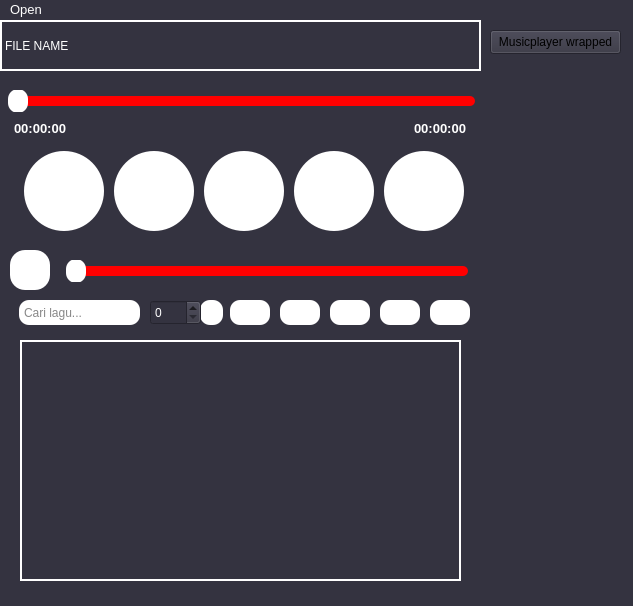
Qt form MusicPlayerGUI/mainwindow.ui (adanfdilah/Project-Alpro) before a commit.
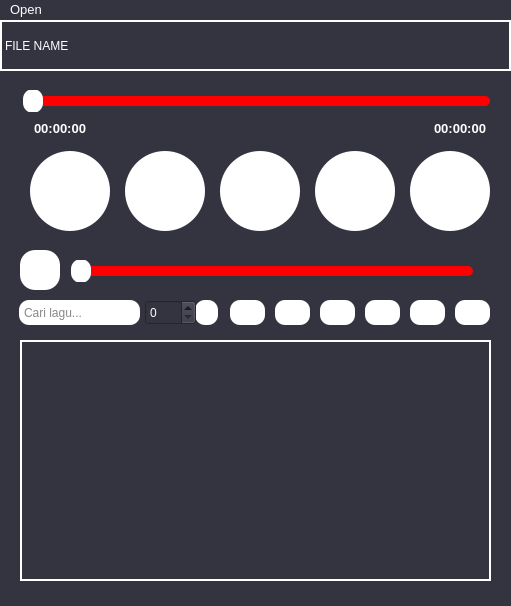
The same form after that commit. Custom widgets are drawn as their Qt base class.

Diff of the .ui file:
```diff
--- a/MusicPlayerGUI/mainwindow.ui
+++ b/MusicPlayerGUI/mainwindow.ui
@@ -6,7 +6,7 @@
    <rect>
     <x>0</x>
     <y>0</y>
-    <width>633</width>
+    <width>511</width>
     <height>606</height>
    </rect>
   </property>
@@ -23,7 +23,7 @@
      <rect>
       <x>0</x>
       <y>0</y>
-      <width>481</width>
+      <width>511</width>
       <height>51</height>
      </rect>
     </property>
@@ -47,9 +47,9 @@
    <widget class="QSlider" name="horizontalSlider_Audio_File_Duration">
     <property name="geometry">
      <rect>
-      <x>0</x>
+      <x>10</x>
       <y>70</y>
-      <width>491</width>
+      <width>500</width>
       <height>22</height>
      </rect>
     </property>
@@ -77,9 +77,9 @@
    <widget class="QSlider" name="horizontalSlider_Audio_Volume">
     <property name="geometry">
      <rect>
-      <x>60</x>
+      <x>70</x>
       <y>240</y>
-      <width>421</width>
+      <width>411</width>
       <height>22</height>
      </rect>
     </property>
@@ -107,7 +107,7 @@
    <widget class="QPushButton" name="pushButton_Volume">
     <property name="geometry">
      <rect>
-      <x>10</x>
+      <x>20</x>
       <y>230</y>
       <width>40</width>
       <height>40</height>
@@ -136,13 +136,16 @@
    <widget class="QWidget" name="layoutWidget">
     <property name="geometry">
      <rect>
-      <x>20</x>
+      <x>30</x>
       <y>130</y>
-      <width>451</width>
+      <width>462</width>
       <height>82</height>
      </rect>
     </property>
     <layout class="QHBoxLayout" name="horizontalLayout">
+     <property name="spacing">
+      <number>15</number>
+     </property>
      <item>
       <widget class="QPushButton" name="previousButton">
        <property name="styleSheet">
@@ -303,7 +306,7 @@
    <widget class="QLabel" name="label_Value_1">
     <property name="geometry">
      <rect>
-      <x>10</x>
+      <x>30</x>
       <y>100</y>
       <width>60</width>
       <height>16</height>
@@ -332,7 +335,7 @@
    <widget class="QLabel" name="label_Value_2">
     <property name="geometry">
      <rect>
-      <x>410</x>
+      <x>430</x>
       <y>100</y>
       <width>60</width>
       <height>16</height>
@@ -361,7 +364,7 @@
    <widget class="QPushButton" name="setTimerButton">
     <property name="geometry">
      <rect>
-      <x>200</x>
+      <x>195</x>
       <y>280</y>
       <width>23</width>
       <height>25</height>
@@ -393,7 +396,7 @@
    <widget class="QSpinBox" name="timerSpinBox">
     <property name="geometry">
      <rect>
-      <x>150</x>
+      <x>145</x>
       <y>280</y>
       <width>51</width>
       <height>25</height>
@@ -575,9 +578,9 @@
    <widget class="QPushButton" name="pushButton_Shuffle">
     <property name="geometry">
      <rect>
-      <x>380</x>
+      <x>410</x>
       <y>280</y>
-      <width>40</width>
+      <width>35</width>
       <height>25</height>
      </rect>
     </property>
@@ -601,9 +604,9 @@
    <widget class="QPushButton" name="pushButton_Repeat">
     <property name="geometry">
      <rect>
-      <x>430</x>
+      <x>455</x>
       <y>280</y>
-      <width>40</width>
+      <width>35</width>
       <height>25</height>
      </rect>
     </property>
@@ -653,9 +656,9 @@
    <widget class="QPushButton" name="pushButton_DaftarLagu">
     <property name="geometry">
      <rect>
-      <x>330</x>
+      <x>365</x>
       <y>280</y>
-      <width>40</width>
+      <width>35</width>
       <height>25</height>
      </rect>
     </property>
@@ -680,9 +683,9 @@
    <widget class="QPushButton" name="pushButton_KembaliKeLirik">
     <property name="geometry">
      <rect>
-      <x>280</x>
+      <x>320</x>
       <y>280</y>
-      <width>40</width>
+      <width>35</width>
       <height>25</height>
      </rect>
     </property>
@@ -709,7 +712,7 @@
      <rect>
       <x>20</x>
       <y>320</y>
-      <width>441</width>
+      <width>471</width>
       <height>241</height>
      </rect>
     </property>
@@ -1149,7 +1152,7 @@
        <rect>
         <x>10</x>
         <y>10</y>
-        <width>421</width>
+        <width>451</width>
         <height>221</height>
        </rect>
       </property>
@@ -1166,9 +1169,9 @@
    <widget class="QPushButton" name="pushButton_ListWidgetQueue">
     <property name="geometry">
      <rect>
-      <x>230</x>
+      <x>275</x>
       <y>280</y>
-      <width>40</width>
+      <width>35</width>
       <height>25</height>
      </rect>
     </property>
@@ -1193,14 +1196,24 @@
    <widget class="QPushButton" name="pushButton_DownloadReport">
     <property name="geometry">
      <rect>
-      <x>490</x>
-      <y>10</y>
-      <width>131</width>
-      <height>24</height>
+      <x>230</x>
+      <y>280</y>
+      <width>35</width>
+      <height>25</height>
      </rect>
     </property>
+    <property name="styleSheet">
+     <string notr="true">QPushButton
+{
+border:none;
+border-radius:10px;
+background-color:rgb(255,255,255);
+color:rgb(52,51,64);
+padding:0px;
+}</string>
+    </property>
     <property name="text">
-     <string>Musicplayer wrapped</string>
+     <string/>
     </property>
    </widget>
    <zorder>layoutWidget</zorder>
@@ -1226,8 +1239,8 @@
     <rect>
      <x>0</x>
      <y>0</y>
-     <width>633</width>
-     <height>22</height>
+     <width>511</width>
+     <height>23</height>
     </rect>
    </property>
    <property name="palette">
```
Left out of the diff: 160 changed lines with no effect on the pictures.
